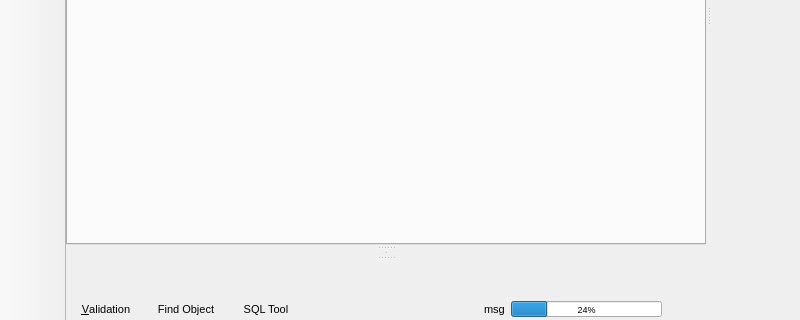
Before: the Qt Designer form libpgmodeler_ui/ui/mainwindow.ui in pgmodeler/pgmodeler, drawn with Qt 5; both pictures show x 0 to 800 and y 318 to 638 of the 1000 by 638 pixel window.
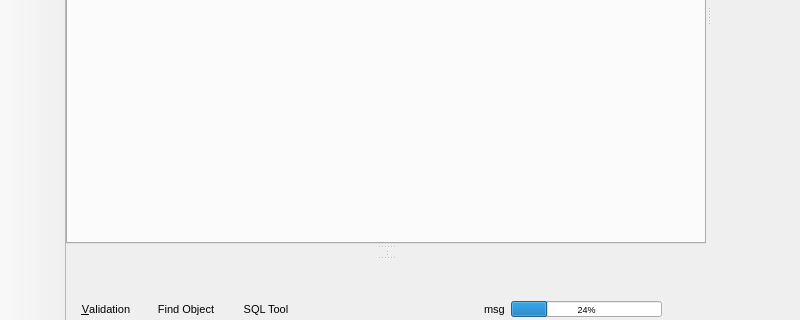
After: the same form once the commit is applied. Icons and pictures are not drawn.

Patch:
```diff
--- a/libpgmodeler_ui/ui/mainwindow.ui
+++ b/libpgmodeler_ui/ui/mainwindow.ui
@@ -495,13 +495,16 @@
              <number>0</number>
             </property>
             <property name="spacing">
-             <number>6</number>
+             <number>0</number>
             </property>
             <item row="0" column="0">
              <widget class="QSplitter" name="splitter">
               <property name="orientation">
                <enum>Qt::Horizontal</enum>
               </property>
+              <property name="handleWidth">
+               <number>5</number>
+              </property>
               <property name="childrenCollapsible">
                <bool>false</bool>
               </property>
```
Left out of the diff: 6 changed lines with no effect on the pictures.
